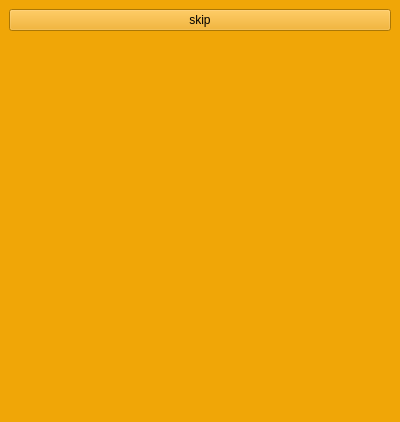
The window that university/semester6/oop/laboratoryWork1/mainwindow.ui (codedarlie/oop-discipline) describes before a commit, drawn with Qt 5.
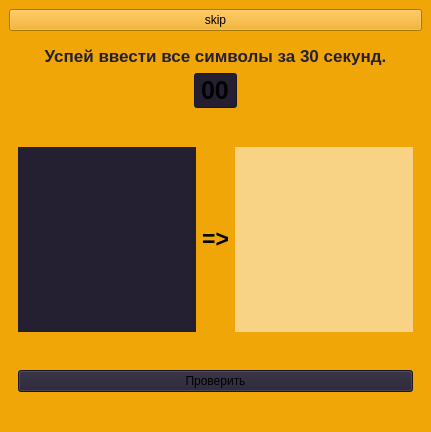
The same window after the commit.

Commit message: Added 2 new pages: typing letters and resizing window (prototype)

The edit to the form file:
```diff
--- a/university/semester6/oop/laboratoryWork1/mainwindow.ui
+++ b/university/semester6/oop/laboratoryWork1/mainwindow.ui
@@ -6,8 +6,8 @@
    <rect>
     <x>0</x>
     <y>0</y>
-    <width>400</width>
-    <height>422</height>
+    <width>431</width>
+    <height>432</height>
    </rect>
   </property>
   <property name="minimumSize">
@@ -18,8 +18,8 @@
   </property>
   <property name="maximumSize">
    <size>
-    <width>400</width>
-    <height>16777215</height>
+    <width>680</width>
+    <height>486</height>
    </size>
   </property>
   <property name="windowTitle">
@@ -31,11 +31,24 @@
   <property name="styleSheet">
    <string notr="true">background-color:  #f0a607</string>
   </property>
+  <property name="toolButtonStyle">
+   <enum>Qt::ToolButtonStyle::ToolButtonIconOnly</enum>
+  </property>
   <property name="documentMode">
    <bool>false</bool>
   </property>
+  <property name="dockOptions">
+   <set>QMainWindow::DockOption::AllowTabbedDocks|QMainWindow::DockOption::AnimatedDocks</set>
+  </property>
   <widget class="QWidget" name="centralwidget">
    <layout class="QGridLayout" name="gridLayout">
+    <item row="0" column="0">
+     <widget class="QPushButton" name="pushButton_3">
+      <property name="text">
+       <string>skip</string>
+      </property>
+     </widget>
+    </item>
     <item row="1" column="0">
      <widget class="QStackedWidget" name="stackedWidget">
       <property name="sizePolicy">
@@ -44,6 +57,9 @@
         <verstretch>0</verstretch>
        </sizepolicy>
       </property>
+      <property name="frameShadow">
+       <enum>QFrame::Shadow::Sunken</enum>
+      </property>
       <property name="currentIndex">
        <number>5</number>
       </property>
@@ -489,6 +505,9 @@
             <bold>true</bold>
            </font>
           </property>
+          <property name="styleSheet">
+           <string notr="true">color: rgb(36, 31, 49)</string>
+          </property>
           <property name="text">
            <string>Добро пожаловать!</string>
           </property>
@@ -969,6 +988,9 @@
             <bold>true</bold>
            </font>
           </property>
+          <property name="styleSheet">
+           <string notr="true">color: rgb(36, 31, 49)</string>
+          </property>
           <property name="text">
            <string>Переведите числа</string>
           </property>
@@ -1267,14 +1289,351 @@
         </item>
        </layout>
       </widget>
-      <widget class="QWidget" name="page_5"/>
-     </widget>
-    </item>
-    <item row="0" column="0">
-     <widget class="QPushButton" name="pushButton_3">
-      <property name="text">
-       <string>skip</string>
-      </property>
+      <widget class="QWidget" name="page_5">
+       <layout class="QVBoxLayout" name="verticalLayout_3">
+        <item>
+         <widget class="QLabel" name="label_14">
+          <property name="font">
+           <font>
+            <pointsize>13</pointsize>
+            <bold>true</bold>
+           </font>
+          </property>
+          <property name="styleSheet">
+           <string notr="true">color: rgb(36, 31, 49)</string>
+          </property>
+          <property name="text">
+           <string>Успей ввести все символы за 30 секунд.</string>
+          </property>
+          <property name="alignment">
+           <set>Qt::AlignmentFlag::AlignCenter</set>
+          </property>
+         </widget>
+        </item>
+        <item>
+         <layout class="QHBoxLayout" name="horizontalLayout_12">
+          <item>
+           <spacer name="horizontalSpacer_6">
+            <property name="orientation">
+             <enum>Qt::Orientation::Horizontal</enum>
+            </property>
+            <property name="sizeHint" stdset="0">
+             <size>
+              <width>40</width>
+              <height>20</height>
+             </size>
+            </property>
+           </spacer>
+          </item>
+          <item>
+           <widget class="QTimeEdit" name="page5Timer">
+            <property name="font">
+             <font>
+              <pointsize>19</pointsize>
+              <bold>true</bold>
+              <underline>false</underline>
+              <stylestrategy>PreferDefault</stylestrategy>
+             </font>
+            </property>
+            <property name="styleSheet">
+             <string notr="true">background-color: rgb(36, 31, 49);
+</string>
+            </property>
+            <property name="alignment">
+             <set>Qt::AlignmentFlag::AlignCenter</set>
+            </property>
+            <property name="buttonSymbols">
+             <enum>QAbstractSpinBox::ButtonSymbols::NoButtons</enum>
+            </property>
+            <property name="displayFormat">
+             <string>ss</string>
+            </property>
+            <property name="currentSectionIndex">
+             <number>0</number>
+            </property>
+           </widget>
+          </item>
+          <item>
+           <spacer name="horizontalSpacer_7">
+            <property name="orientation">
+             <enum>Qt::Orientation::Horizontal</enum>
+            </property>
+            <property name="sizeHint" stdset="0">
+             <size>
+              <width>40</width>
+              <height>20</height>
+             </size>
+            </property>
+           </spacer>
+          </item>
+         </layout>
+        </item>
+        <item>
+         <spacer name="verticalSpacer_7">
+          <property name="orientation">
+           <enum>Qt::Orientation::Vertical</enum>
+          </property>
+          <property name="sizeHint" stdset="0">
+           <size>
+            <width>20</width>
+            <height>40</height>
+           </size>
+          </property>
+         </spacer>
+        </item>
+        <item>
+         <layout class="QHBoxLayout" name="horizontalLayout_11">
+          <item>
+           <spacer name="horizontalSpacer_4">
+            <property name="orientation">
+             <enum>Qt::Orientation::Horizontal</enum>
+            </property>
+            <property name="sizeHint" stdset="0">
+             <size>
+              <width>40</width>
+              <height>20</height>
+             </size>
+            </property>
+           </spacer>
+          </item>
+          <item>
+           <widget class="QTextBrowser" name="page5CopyTextBrowser">
+            <property name="sizePolicy">
+             <sizepolicy hsizetype="Maximum" vsizetype="Maximum">
+              <horstretch>0</horstretch>
+              <verstretch>0</verstretch>
+             </sizepolicy>
+            </property>
+            <property name="minimumSize">
+             <size>
+              <width>140</width>
+              <height>140</height>
+             </size>
+            </property>
+            <property name="font">
+             <font>
+              <pointsize>18</pointsize>
+             </font>
+            </property>
+            <property name="styleSheet">
+             <string notr="true">background-color: rgb(36, 31, 49)</string>
+            </property>
+            <property name="frameShape">
+             <enum>QFrame::Shape::NoFrame</enum>
+            </property>
+            <property name="frameShadow">
+             <enum>QFrame::Shadow::Sunken</enum>
+            </property>
+            <property name="lineWidth">
+             <number>0</number>
+            </property>
+            <property name="readOnly">
+             <bool>true</bool>
+            </property>
+            <property name="html">
+             <string>&lt;!DOCTYPE HTML PUBLIC &quot;-//W3C//DTD HTML 4.0//EN&quot; &quot;http://www.w3.org/TR/REC-html40/strict.dtd&quot;&gt;
+&lt;html&gt;&lt;head&gt;&lt;meta name=&quot;qrichtext&quot; content=&quot;1&quot; /&gt;&lt;meta charset=&quot;utf-8&quot; /&gt;&lt;style type=&quot;text/css&quot;&gt;
+p, li { white-space: pre-wrap; }
+hr { height: 1px; border-width: 0; }
+li.unchecked::marker { content: &quot;\2610&quot;; }
+li.checked::marker { content: &quot;\2612&quot;; }
+&lt;/style&gt;&lt;/head&gt;&lt;body style=&quot; font-family:'Ubuntu Sans'; font-size:18pt; font-weight:400; font-style:normal;&quot;&gt;
+&lt;p align=&quot;center&quot; style=&quot;-qt-paragraph-type:empty; margin-top:0px; margin-bottom:0px; margin-left:0px; margin-right:0px; -qt-block-indent:0; text-indent:0px;&quot;&gt;&lt;br /&gt;&lt;/p&gt;&lt;/body&gt;&lt;/html&gt;</string>
+            </property>
+            <property name="overwriteMode">
+             <bool>true</bool>
+            </property>
+           </widget>
+          </item>
+          <item>
+           <widget class="QLabel" name="label_15">
+            <property name="sizePolicy">
+             <sizepolicy hsizetype="Maximum" vsizetype="Maximum">
+              <horstretch>0</horstretch>
+              <verstretch>0</verstretch>
+             </sizepolicy>
+            </property>
+            <property name="font">
+             <font>
+              <pointsize>17</pointsize>
+              <bold>true</bold>
+             </font>
+            </property>
+            <property name="text">
+             <string>=&gt;</string>
+            </property>
+            <property name="alignment">
+             <set>Qt::AlignmentFlag::AlignCenter</set>
+            </property>
+           </widget>
+          </item>
+          <item>
+           <widget class="QTextBrowser" name="page5PasteTextBrowser">
+            <property name="sizePolicy">
+             <sizepolicy hsizetype="Maximum" vsizetype="Maximum">
+              <horstretch>0</horstretch>
+              <verstretch>0</verstretch>
+             </sizepolicy>
+            </property>
+            <property name="minimumSize">
+             <size>
+              <width>140</width>
+              <height>140</height>
+             </size>
+            </property>
+            <property name="font">
+             <font>
+              <pointsize>18</pointsize>
+             </font>
+            </property>
+            <property name="styleSheet">
+             <string notr="true">border-color: rgb(36, 31, 49);
+background-color: rgba(255, 255, 255, 130);
+color: rgb(36, 31, 49);</string>
+            </property>
+            <property name="frameShape">
+             <enum>QFrame::Shape::NoFrame</enum>
+            </property>
+            <property name="frameShadow">
+             <enum>QFrame::Shadow::Sunken</enum>
+            </property>
+            <property name="lineWidth">
+             <number>1</number>
+            </property>
+            <property name="midLineWidth">
+             <number>1</number>
+            </property>
+            <property name="readOnly">
+             <bool>true</bool>
+            </property>
+            <property name="html">
+             <string>&lt;!DOCTYPE HTML PUBLIC &quot;-//W3C//DTD HTML 4.0//EN&quot; &quot;http://www.w3.org/TR/REC-html40/strict.dtd&quot;&gt;
+&lt;html&gt;&lt;head&gt;&lt;meta name=&quot;qrichtext&quot; content=&quot;1&quot; /&gt;&lt;meta charset=&quot;utf-8&quot; /&gt;&lt;style type=&quot;text/css&quot;&gt;
+p, li { white-space: pre-wrap; }
+hr { height: 1px; border-width: 0; }
+li.unchecked::marker { content: &quot;\2610&quot;; }
+li.checked::marker { content: &quot;\2612&quot;; }
+&lt;/style&gt;&lt;/head&gt;&lt;body style=&quot; font-family:'Ubuntu Sans'; font-size:18pt; font-weight:400; font-style:normal;&quot;&gt;
+&lt;p style=&quot;-qt-paragraph-type:empty; margin-top:0px; margin-bottom:0px; margin-left:0px; margin-right:0px; -qt-block-indent:0; text-indent:0px;&quot;&gt;&lt;br /&gt;&lt;/p&gt;&lt;/body&gt;&lt;/html&gt;</string>
+            </property>
+            <property name="acceptRichText">
+             <bool>false</bool>
+            </property>
+            <property name="openExternalLinks">
+             <bool>false</bool>
+            </property>
+           </widget>
+          </item>
+          <item>
+           <spacer name="horizontalSpacer_5">
+            <property name="orientation">
+             <enum>Qt::Orientation::Horizontal</enum>
+            </property>
+            <property name="sizeHint" stdset="0">
+             <size>
+              <width>40</width>
+              <height>20</height>
+             </size>
+            </property>
+           </spacer>
+          </item>
+         </layout>
+        </item>
+        <item>
+         <spacer name="verticalSpacer_5">
+          <property name="orientation">
+           <enum>Qt::Orientation::Vertical</enum>
+          </property>
+          <property name="sizeHint" stdset="0">
+           <size>
+            <width>20</width>
+            <height>40</height>
+           </size>
+          </property>
+         </spacer>
+        </item>
+        <item>
+         <widget class="QPushButton" name="pushButton">
+          <property name="styleSheet">
+           <string notr="true">background-color: rgb(36, 31, 49)</string>
+          </property>
+          <property name="text">
+           <string>Проверить</string>
+          </property>
+         </widget>
+        </item>
+       </layout>
+      </widget>
+      <widget class="QWidget" name="page_6">
+       <layout class="QGridLayout" name="gridLayout_10">
+        <item row="0" column="0">
+         <widget class="QLabel" name="label_16">
+          <property name="maximumSize">
+           <size>
+            <width>16777215</width>
+            <height>30</height>
+           </size>
+          </property>
+          <property name="font">
+           <font>
+            <pointsize>14</pointsize>
+            <bold>true</bold>
+           </font>
+          </property>
+          <property name="styleSheet">
+           <string notr="true">color: rgb(36, 31, 49)</string>
+          </property>
+          <property name="text">
+           <string>Измените размер окна</string>
+          </property>
+          <property name="alignment">
+           <set>Qt::AlignmentFlag::AlignCenter</set>
+          </property>
+         </widget>
+        </item>
+        <item row="1" column="0">
+         <widget class="QLabel" name="page6CurrentWIndowSize">
+          <property name="maximumSize">
+           <size>
+            <width>16777215</width>
+            <height>30</height>
+           </size>
+          </property>
+          <property name="font">
+           <font>
+            <pointsize>10</pointsize>
+            <bold>false</bold>
+           </font>
+          </property>
+          <property name="styleSheet">
+           <string notr="true">color: rgb(36, 31, 49)</string>
+          </property>
+          <property name="text">
+           <string/>
+          </property>
+          <property name="alignment">
+           <set>Qt::AlignmentFlag::AlignCenter</set>
+          </property>
+         </widget>
+        </item>
+        <item row="2" column="0">
+         <widget class="QLabel" name="label_18">
+          <property name="font">
+           <font>
+            <pointsize>30</pointsize>
+            <bold>true</bold>
+           </font>
+          </property>
+          <property name="text">
+           <string>1x1</string>
+          </property>
+          <property name="alignment">
+           <set>Qt::AlignmentFlag::AlignCenter</set>
+          </property>
+         </widget>
+        </item>
+       </layout>
+      </widget>
      </widget>
     </item>
    </layout>
```
The commit also changes 3 other files.
